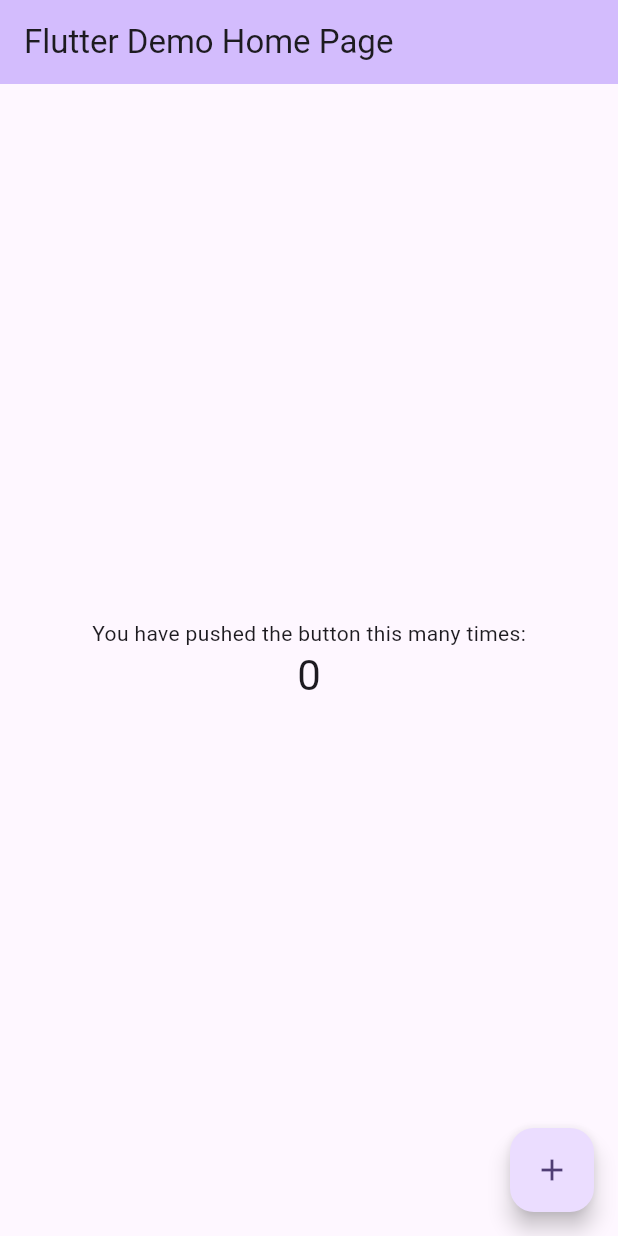
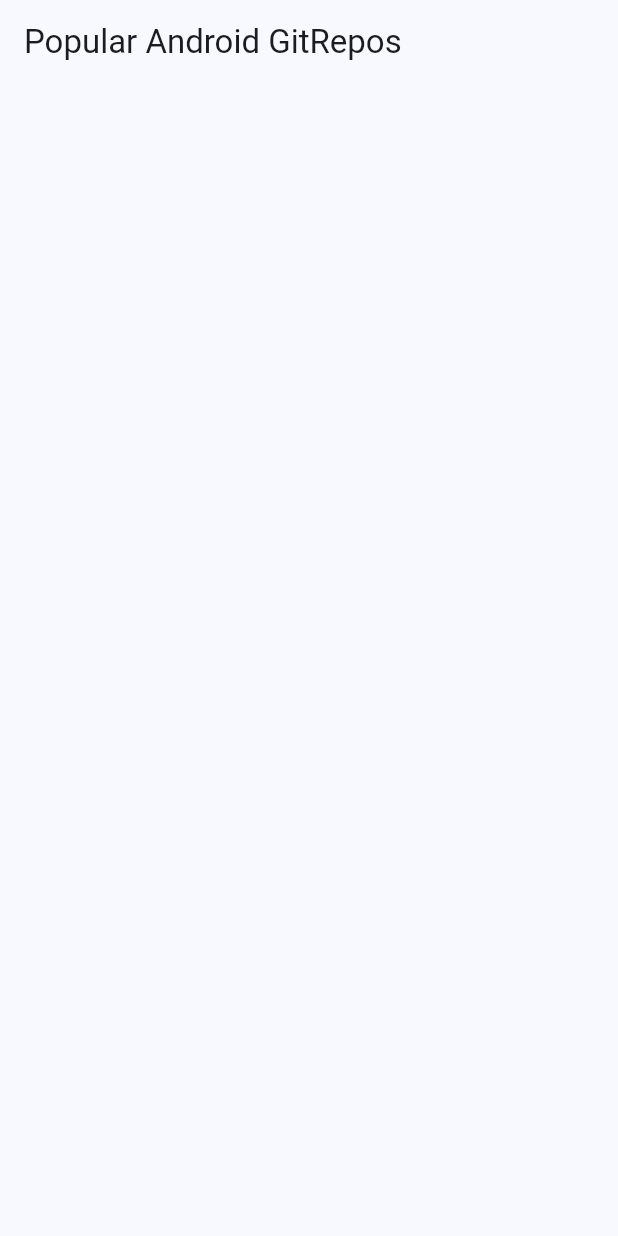
Before and after one commit to rieadaits/github_repo_task, a Flutter app: the screen it shows after launch, on a phone screen of 412 x 824 dp. Run offline on Flutter 3.47's test engine with Material 3 defaults, Android fonts, the phone set to English and light mode, and no system bars; our stand-ins replace dartz, equatable, flutter_bloc, get_it, internet_connection_checker.

Commit message:
implemented di

```diff
--- /dev/null
+++ b/lib/features/github_repos/presentation/pages/home_page.dart
@@ -0,0 +1,12 @@
+import 'package:flutter/material.dart';
+
+class HomePage extends StatelessWidget {
+  const HomePage({super.key});
+
+  @override
+  Widget build(BuildContext context) {
+    return Scaffold(
+      appBar: AppBar(title: const Text('Popular Android GitRepos')),
+    );
+  }
+}
--- a/lib/main.dart
+++ b/lib/main.dart
@@ -1,68 +1,29 @@
 import 'package:flutter/material.dart';
+import 'package:flutter_bloc/flutter_bloc.dart';
+import 'core/di/injection_container.dart' as di;
+import 'features/github_repos/presentation/bloc/github_repos_bloc.dart';
+import 'features/github_repos/presentation/pages/home_page.dart';
 
 void main() {
+  WidgetsFlutterBinding.ensureInitialized();
+  di.init();
   runApp(const MyApp());
 }
 
 class MyApp extends StatelessWidget {
   const MyApp({super.key});
 
-  // This widget is the root of your application.
   @override
   Widget build(BuildContext context) {
-    return MaterialApp(
-      title: 'Popular GitRepos',
-      theme: ThemeData(
-        colorScheme: ColorScheme.fromSeed(seedColor: Colors.deepPurple),
-        useMaterial3: true,
-      ),
-      home: const MyHomePage(title: 'Flutter Demo Home Page'),
-    );
-  }
-}
-
-class MyHomePage extends StatefulWidget {
-  const MyHomePage({super.key, required this.title});
-  final String title;
-
-  @override
-  State<MyHomePage> createState() => _MyHomePageState();
-}
-
-class _MyHomePageState extends State<MyHomePage> {
-  int _counter = 0;
-
-  void _incrementCounter() {
-    setState(() {
-      _counter++;
-    });
-  }
-
-  @override
-  Widget build(BuildContext context) {
-    return Scaffold(
-      appBar: AppBar(
-        backgroundColor: Theme.of(context).colorScheme.inversePrimary,
-        title: Text(widget.title),
-      ),
-      body: Center(
-        child: Column(
-          mainAxisAlignment: MainAxisAlignment.center,
-          children: <Widget>[
-            const Text(
-              'You have pushed the button this many times:',
-            ),
-            Text(
-              '$_counter',
-              style: Theme.of(context).textTheme.headlineMedium,
-            ),
-          ],
+    return BlocProvider(
+      create: (_) => di.sl<GithubReposBloc>(),
+      child: MaterialApp(
+        title: 'GitHub Repos',
+        theme: ThemeData(
+          colorScheme: ColorScheme.fromSeed(seedColor: Colors.blue),
+          useMaterial3: true,
         ),
-      ),
-      floatingActionButton: FloatingActionButton(
-        onPressed: _incrementCounter,
-        tooltip: 'Increment',
-        child: const Icon(Icons.add),
+        home: const HomePage(),
       ),
     );
   }
```
Also changed, not shown: lib/core/di/injection_container.dart (added, +39 -0 lines).
